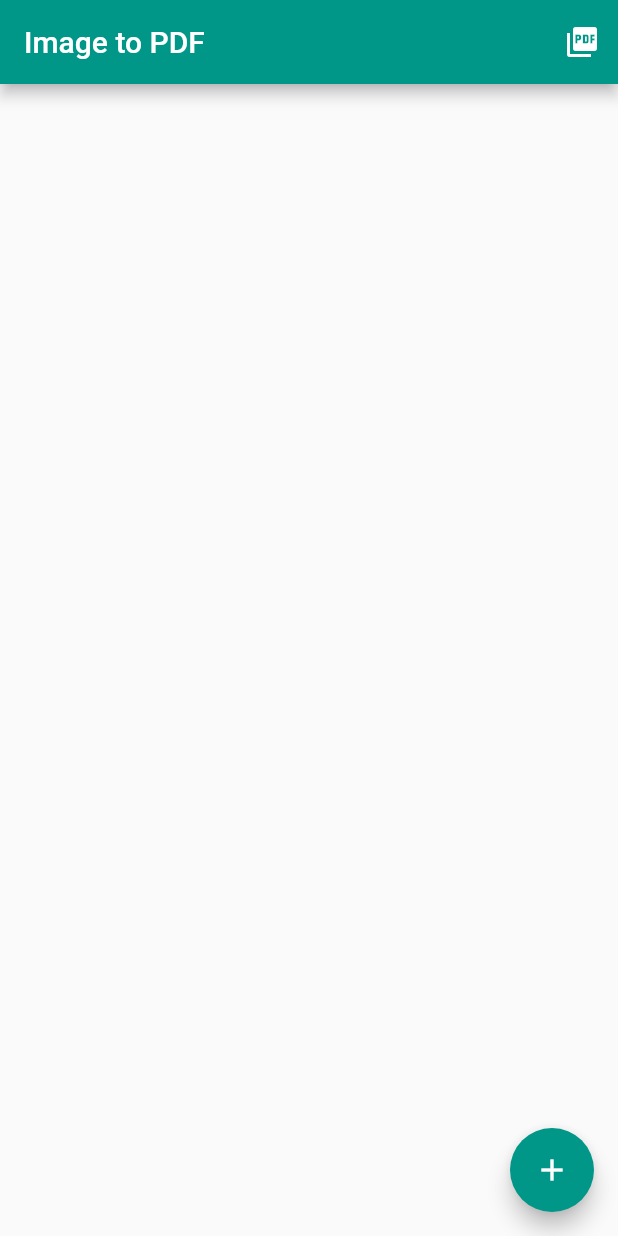
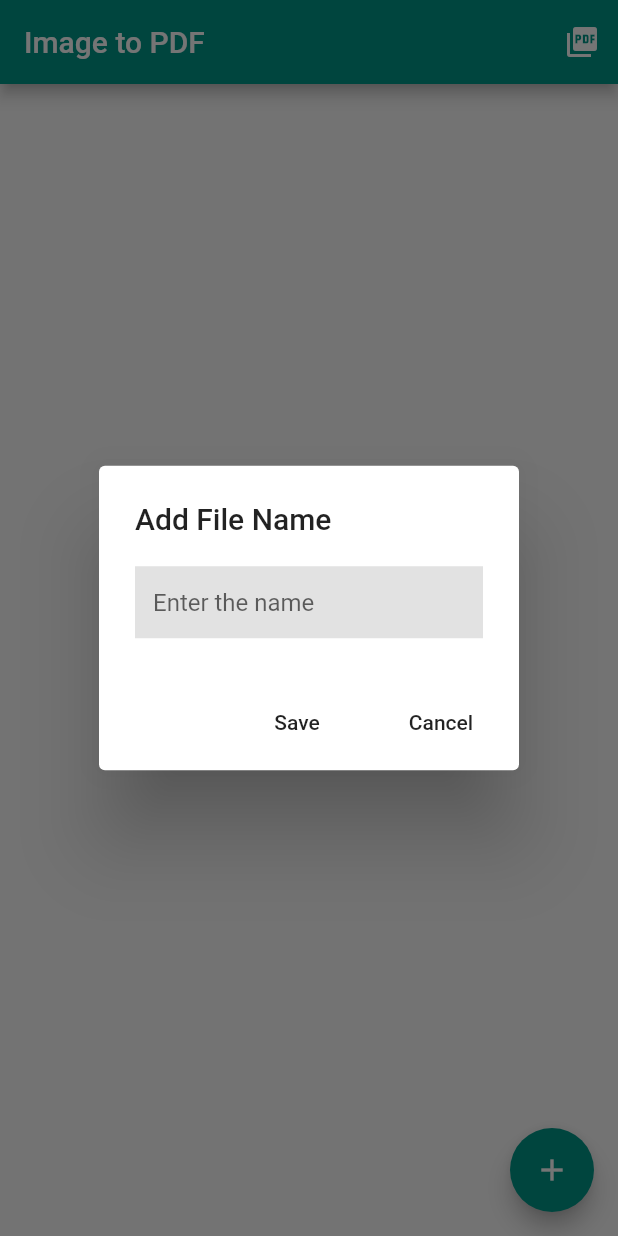
Before and after one commit to KasarAkash/Image-To-PDF, a Flutter app: the screen it shows after launch, after a tap on the "picture as pdf" icon, on a phone screen of 412 x 824 dp. Run offline on Flutter 3.47's test engine with Material 2 defaults, Android fonts, the light colour scheme and no system bars; our stand-ins replace another_flushbar, image_picker, pdf.

Commit message:
solving bugs

```diff
--- a/lib/Page/HomePage.dart
+++ b/lib/Page/HomePage.dart
@@ -34,6 +34,7 @@ class _HomePageState extends State<HomePage> {
             icon: Icon(Icons.picture_as_pdf),
             onPressed: () {
               createPDF();
+              addName();
             },
           ),
         ],
@@ -44,7 +45,6 @@ class _HomePageState extends State<HomePage> {
               itemCount: image.length,
               itemBuilder: (BuildContext context, int index) {
                 return Container(
-                  height: 400,
                   width: double.infinity,
                   margin: EdgeInsets.all(8),
                   child: Image.file(
@@ -82,25 +82,37 @@ class _HomePageState extends State<HomePage> {
       builder: (ctx) => AlertDialog(
         title: Text("Add File Name"),
         content: TextField(
+          decoration: InputDecoration(
+            border: InputBorder.none,
+            hintText: "Enter the name",
+            fillColor: Colors.grey.withOpacity(0.3),
+            filled: true,
+          ),
           controller: fileNameController,
         ),
         actions: <Widget>[
           FlatButton(
             onPressed: () {
-              savePDF();
+              savePDF(fileNameController.text);
               Navigator.of(ctx).pop();
             },
             child: Text("Save"),
+          ),
+          FlatButton(
+            onPressed: () {
+              Navigator.of(ctx).pop();
+            },
+            child: Text("Cancel"),
           ),
         ],
       ),
     );
   }
 
-  savePDF() async {
+  savePDF(String name) async {
     try {
-      final dir = await getExternalStorageDirectory();
-      final file = File("${dir!.path}/${fileNameController.text}.pdf");
+      final dir = await getApplicationDocumentsDirectory();
+      final file = File("${dir!.path}/file.pdf");
       await file.writeAsBytes(await pdf.save());
 
       showMessage("Success", "Pdf is saved in Storage");
@@ -126,9 +138,9 @@ class _HomePageState extends State<HomePage> {
 
     setState(() {
       if (pickedFile == null) {
-        image.add(File(pickedFile!.path));
+        showMessage("Error", "Image is not Selected");
       } else {
-        showMessage("Error", "Image is not Selected");
+        image.add(File(pickedFile.path));
       }
     });
   }
```
